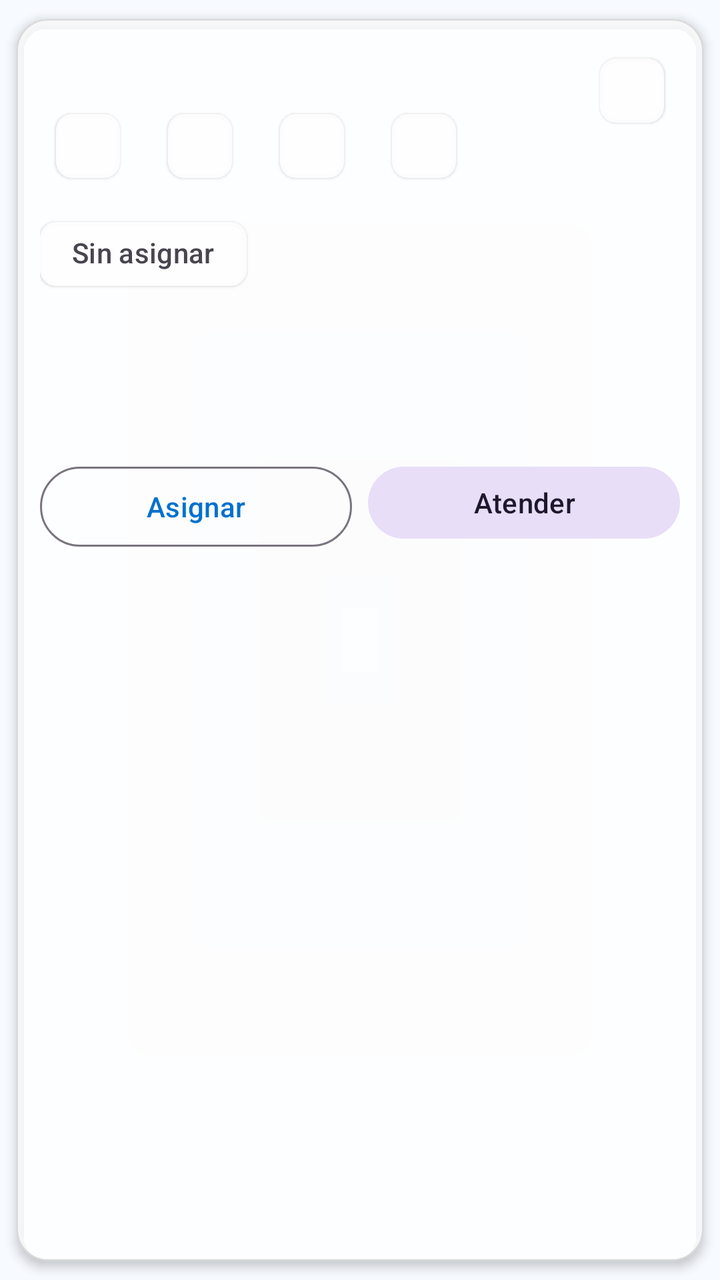
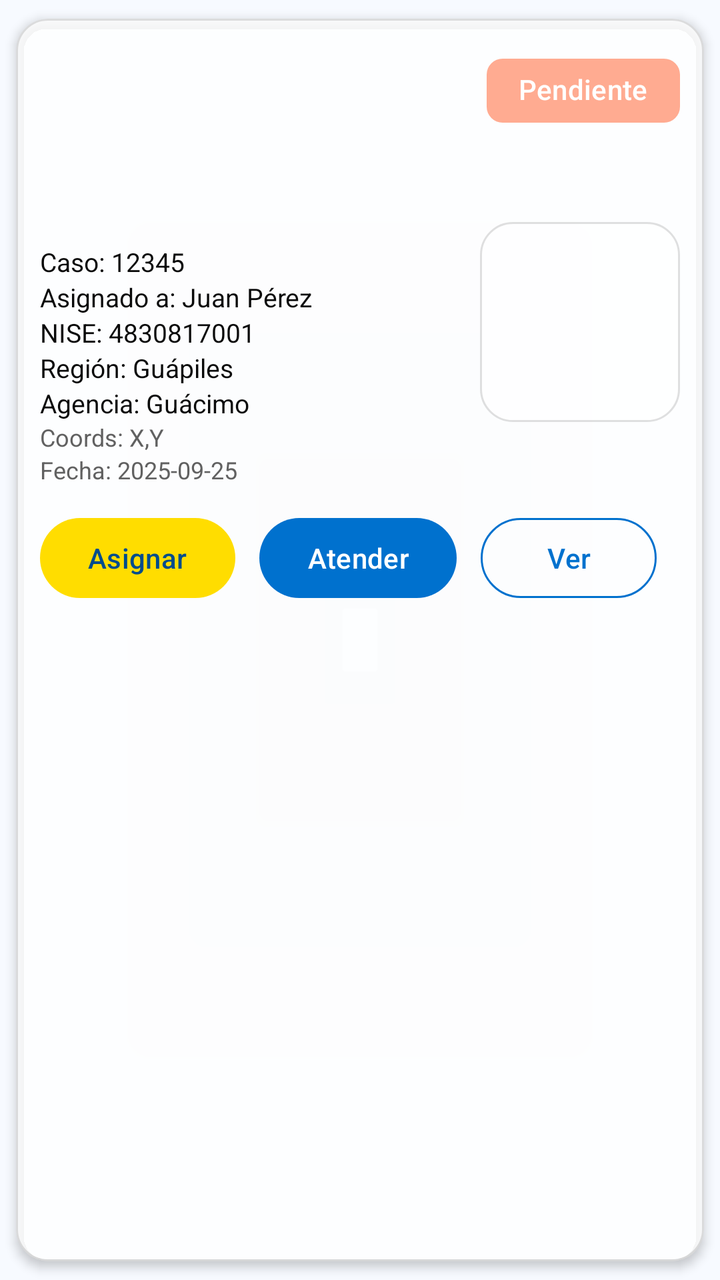

Two renders of the same Android screen: before a commit and after it. Below are the layout's source before the change and the commit's diff.
<!-- AndroidManifest.xml: application theme Theme.TecniAppICE -->
<!-- res/layout/item_averia.xml -->
<?xml version="1.0" encoding="utf-8"?>
<com.google.android.material.card.MaterialCardView
    xmlns:android="http://schemas.android.com/apk/res/android"
    xmlns:app="http://schemas.android.com/apk/res-auto"
    android:layout_width="match_parent"
    android:layout_height="wrap_content"
    android:layout_marginHorizontal="12dp"
    android:layout_marginVertical="8dp"
    app:cardCornerRadius="16dp"
    app:cardUseCompatPadding="true"
    app:strokeWidth="1dp"
    app:strokeColor="@color/outline_soft"
    app:cardBackgroundColor="@color/glass_light">

    <androidx.constraintlayout.widget.ConstraintLayout
        android:layout_width="match_parent"
        android:layout_height="wrap_content"
        android:padding="12dp">

        
        <TextView
            android:id="@+id/tvTitulo"
            android:layout_width="0dp"
            android:layout_height="wrap_content"
            android:textSize="16sp"
            android:textStyle="bold"
            app:layout_constraintEnd_toStartOf="@+id/chipEstado"
            app:layout_constraintStart_toStartOf="parent"
            app:layout_constraintTop_toTopOf="parent"
            app:layout_goneMarginEnd="8dp" />

        <com.google.android.material.chip.Chip
            android:id="@+id/chipEstado"
            style="@style/Widget.Material3.Chip.Assist.Elevated"
            android:layout_width="wrap_content"
            android:layout_height="wrap_content"
            app:layout_constraintEnd_toEndOf="parent"
            app:layout_constraintTop_toTopOf="@id/tvTitulo" />

        
        <com.google.android.material.chip.ChipGroup
            android:id="@+id/chipGroupMeta"
            android:layout_width="0dp"
            android:layout_height="wrap_content"
            android:layout_marginTop="6dp"
            app:layout_constraintEnd_toEndOf="parent"
            app:layout_constraintStart_toStartOf="parent"
            app:layout_constraintTop_toBottomOf="@id/tvTitulo">

            <com.google.android.material.chip.Chip
                android:id="@+id/chipCaso"
                style="@style/Widget.Material3.Chip.Assist.Elevated"
                android:layout_width="wrap_content"
                android:layout_height="wrap_content" />

            <com.google.android.material.chip.Chip
                android:id="@+id/chipNise"
                style="@style/Widget.Material3.Chip.Assist.Elevated"
                android:layout_width="wrap_content"
                android:layout_height="wrap_content" />

            <com.google.android.material.chip.Chip
                android:id="@+id/chipRegion"
                style="@style/Widget.Material3.Chip.Assist.Elevated"
                android:layout_width="wrap_content"
                android:layout_height="wrap_content" />

            <com.google.android.material.chip.Chip
                android:id="@+id/chipAgencia"
                style="@style/Widget.Material3.Chip.Assist.Elevated"
                android:layout_width="wrap_content"
                android:layout_height="wrap_content" />
        </com.google.android.material.chip.ChipGroup>

        
        <com.google.android.material.chip.Chip
            android:id="@+id/chipAsignadoA"
            style="@style/Widget.Material3.Chip.Suggestion.Elevated"
            android:layout_width="wrap_content"
            android:layout_height="wrap_content"
            android:layout_marginTop="6dp"
            android:text="@string/averia_sin_asignar"
            app:layout_constraintStart_toStartOf="parent"
            app:layout_constraintTop_toBottomOf="@id/chipGroupMeta" />

        
        <TextView
            android:id="@+id/tvCausa"
            android:layout_width="0dp"
            android:layout_height="wrap_content"
            android:layout_marginTop="6dp"
            android:textSize="14sp"
            app:layout_constraintEnd_toEndOf="parent"
            app:layout_constraintStart_toStartOf="parent"
            app:layout_constraintTop_toBottomOf="@id/chipAsignadoA" />

        
        <TextView
            android:id="@+id/tvObs"
            android:layout_width="0dp"
            android:layout_height="wrap_content"
            android:layout_marginTop="2dp"
            android:textSize="14sp"
            app:layout_constraintEnd_toEndOf="parent"
            app:layout_constraintStart_toStartOf="parent"
            app:layout_constraintTop_toBottomOf="@id/tvCausa" />

        
        <TextView
            android:id="@+id/tvCoords"
            android:layout_width="0dp"
            android:layout_height="wrap_content"
            android:layout_marginTop="6dp"
            android:alpha="0.8"
            android:textSize="12sp"
            app:layout_constraintEnd_toStartOf="@+id/tvFecha"
            app:layout_constraintStart_toStartOf="parent"
            app:layout_constraintTop_toBottomOf="@id/tvObs" />

        
        <TextView
            android:id="@+id/tvFecha"
            android:layout_width="wrap_content"
            android:layout_height="wrap_content"
            android:layout_marginTop="6dp"
            android:alpha="0.8"
            android:textSize="12sp"
            app:layout_constraintEnd_toEndOf="parent"
            app:layout_constraintTop_toBottomOf="@id/tvObs" />

        
        <LinearLayout
            android:id="@+id/layoutAcciones"
            android:layout_width="0dp"
            android:layout_height="wrap_content"
            android:layout_marginTop="10dp"
            android:baselineAligned="false"
            android:gravity="start"
            android:orientation="horizontal"
            app:layout_constraintBottom_toBottomOf="parent"
            app:layout_constraintEnd_toEndOf="parent"
            app:layout_constraintStart_toStartOf="parent"
            app:layout_constraintTop_toBottomOf="@id/tvCoords">

            
            <com.google.android.material.button.MaterialButton
                android:id="@+id/btnAsignar"
                style="?attr/materialButtonOutlinedStyle"
                android:layout_width="0dp"
                android:layout_height="wrap_content"
                android:layout_weight="1"
                android:contentDescription="@string/averia_asignar_desc"
                android:text="@string/averia_asignar" />

            
            <com.google.android.material.button.MaterialButton
                android:id="@+id/btnAtender"
                style="android:materialButtonTonalStyle"
                android:layout_width="0dp"
                android:layout_height="wrap_content"
                android:layout_marginStart="8dp"
                android:layout_weight="1"
                android:contentDescription="@string/averia_atender_desc"
                android:text="@string/averia_atender" />

            
            <com.google.android.material.button.MaterialButton
                android:id="@+id/btnCancelar"
                style="?attr/materialButtonOutlinedStyle"
                android:layout_width="0dp"
                android:layout_height="wrap_content"
                android:layout_marginStart="8dp"
                android:layout_weight="1"
                android:contentDescription="@string/averia_cancelar_desc"
                android:text="@string/averia_cancelar"
                android:visibility="gone" />
            
        </LinearLayout>

    </androidx.constraintlayout.widget.ConstraintLayout>
</com.google.android.material.card.MaterialCardView>
<!-- resources referenced by this layout -->
<resources>
  <color name="glass_light">#CCFFFFFF</color>
  <color name="outline_soft">#1F000000</color>
  <string name="averia_asignar">Asignar</string>
  <string name="averia_asignar_desc">Asignar esta avería al técnico actual</string>
  <string name="averia_atender">Atender</string>
  <string name="averia_atender_desc">Atender ahora (auto-asigna si es necesario)</string>
  <string name="averia_cancelar">Cancelar</string>
  <string name="averia_cancelar_desc">Cancelar asignación y regresar a Pendiente</string>
  <string name="averia_sin_asignar">Sin asignar</string>
  <style name="Theme.TecniAppICE" parent="Theme.Material3.DayNight.NoActionBar">
  
          
          <item name="colorPrimary">@color/ice_blue</item>
          <item name="colorOnPrimary">@color/white</item>
          <item name="colorSecondary">@color/ice_yellow</item>
          <item name="colorOnSecondary">@color/black</item>
  
          
          <item name="colorSurface">@color/surface_light</item>
          <item name="colorOnSurface">@color/on_light</item>
          <item name="colorSurfaceVariant">@color/surface_variant_light</item>
  
          
          <item name="colorError">@color/error_500</item>
          <item name="colorTertiary">@color/success_500</item>
  
          
          <item name="android:windowBackground">@color/bg_light</item>
          <item name="android:colorBackground">@color/bg_light</item>
          <item name="android:statusBarColor">@android:color/transparent</item>
          <item name="android:navigationBarColor">@android:color/transparent</item>
          <item name="android:windowLightStatusBar">true</item>
  
          
          <item name="materialCardViewStyle">@style/Tecni.Card</item>
          <item name="materialButtonStyle">@style/Tecni.Button</item>
          <item name="chipStyle">@style/Tecni.Chip</item>
          <item name="toolbarStyle">@style/Tecni.Toolbar</item>
      </style>
  <color name="ice_blue">#0071CE</color>
  <color name="white">#FFFFFFFF</color>
  <color name="ice_yellow">#FFDD00</color>
  <color name="black">#FF000000</color>
  <color name="surface_light">#CCFFFFFF</color>
  <color name="on_light">#0A0A0A</color>
  <color name="surface_variant_light">#EAF3FF</color>
  <color name="error_500">#D32F2F</color>
  <color name="success_500">#4CAF50</color>
  <color name="bg_light">#F7FAFF</color>
  <style name="Tecni.Card" parent="Widget.Material3.CardView.Elevated">
          <item name="cardCornerRadius">20dp</item>
          <item name="cardElevation">3dp</item>
          <item name="strokeWidth">0dp</item>
      </style>
  <style name="Tecni.Button" parent="Widget.Material3.Button.TonalButton">
          <item name="android:minHeight">44dp</item>
      </style>
  <style name="Tecni.Chip" parent="Widget.Material3.Chip.Filter">
          <item name="android:minHeight">36dp</item>
      </style>
  <style name="Tecni.Toolbar" parent="Widget.Material3.Toolbar">
          <item name="android:elevation">2dp</item>
      </style>
</resources>

<!-- the commit's change to res/layout/item_averia.xml (unified diff, before → after) -->
@@ -24,157 +24,185 @@
             android:layout_height="wrap_content"
             android:textSize="16sp"
             android:textStyle="bold"
+            android:textColor="@color/on_light"
+            android:maxLines="1"
+            android:ellipsize="end"
             app:layout_constraintEnd_toStartOf="@+id/chipEstado"
             app:layout_constraintStart_toStartOf="parent"
-            app:layout_constraintTop_toTopOf="parent"
-            app:layout_goneMarginEnd="8dp" />
+            app:layout_constraintTop_toTopOf="parent" />
 
         <com.google.android.material.chip.Chip
             android:id="@+id/chipEstado"
-            style="@style/Widget.Material3.Chip.Assist.Elevated"
+            style="@style/Tecni.Chip.Pendiente"
             android:layout_width="wrap_content"
             android:layout_height="wrap_content"
+            android:text="Pendiente"
             app:layout_constraintEnd_toEndOf="parent"
             app:layout_constraintTop_toTopOf="@id/tvTitulo" />
 
         
-        <com.google.android.material.chip.ChipGroup
-            android:id="@+id/chipGroupMeta"
-            android:layout_width="0dp"
-            android:layout_height="wrap_content"
-            android:layout_marginTop="6dp"
+
+        
+        <ImageView
+            android:id="@+id/imgMapa"
+            android:layout_width="100dp"
+            android:layout_height="100dp"
+            android:layout_marginTop="68dp"
+            android:background="@drawable/bg_rounded_mapa"
+            android:contentDescription="Mapa de ubicación"
+            android:scaleType="centerCrop"
             app:layout_constraintEnd_toEndOf="parent"
-            app:layout_constraintStart_toStartOf="parent"
-            app:layout_constraintTop_toBottomOf="@id/tvTitulo">
-
-            <com.google.android.material.chip.Chip
-                android:id="@+id/chipCaso"
-                style="@style/Widget.Material3.Chip.Assist.Elevated"
-                android:layout_width="wrap_content"
-                android:layout_height="wrap_content" />
-
-            <com.google.android.material.chip.Chip
-                android:id="@+id/chipNise"
-                style="@style/Widget.Material3.Chip.Assist.Elevated"
-                android:layout_width="wrap_content"
-                android:layout_height="wrap_content" />
-
-            <com.google.android.material.chip.Chip
-                android:id="@+id/chipRegion"
-                style="@style/Widget.Material3.Chip.Assist.Elevated"
-                android:layout_width="wrap_content"
-                android:layout_height="wrap_content" />
-
-            <com.google.android.material.chip.Chip
-                android:id="@+id/chipAgencia"
-                style="@style/Widget.Material3.Chip.Assist.Elevated"
-                android:layout_width="wrap_content"
-                android:layout_height="wrap_content" />
-        </com.google.android.material.chip.ChipGroup>
-
-        
-        <com.google.android.material.chip.Chip
-            android:id="@+id/chipAsignadoA"
-            style="@style/Widget.Material3.Chip.Suggestion.Elevated"
-            android:layout_width="wrap_content"
-            android:layout_height="wrap_content"
-            android:layout_marginTop="6dp"
-            android:text="@string/averia_sin_asignar"
-            app:layout_constraintStart_toStartOf="parent"
-            app:layout_constraintTop_toBottomOf="@id/chipGroupMeta" />
-
-        
+            app:layout_constraintTop_toBottomOf="@id/tvTitulo" />
+
         <TextView
             android:id="@+id/tvCausa"
             android:layout_width="0dp"
             android:layout_height="wrap_content"
             android:layout_marginTop="6dp"
             android:textSize="14sp"
-            app:layout_constraintEnd_toEndOf="parent"
-            app:layout_constraintStart_toStartOf="parent"
-            app:layout_constraintTop_toBottomOf="@id/chipAsignadoA" />
+            android:textColor="@color/on_light"
+            app:layout_constraintEnd_toStartOf="@id/imgMapa"
+            app:layout_constraintStart_toStartOf="parent"
+            app:layout_constraintTop_toBottomOf="@id/chipEstado" />
 
         
         <TextView
             android:id="@+id/tvObs"
             android:layout_width="0dp"
             android:layout_height="wrap_content"
-            android:layout_marginTop="2dp"
-            android:textSize="14sp"
-            app:layout_constraintEnd_toEndOf="parent"
-            app:layout_constraintStart_toStartOf="parent"
-            app:layout_constraintTop_toBottomOf="@id/tvCausa" />
+            android:layout_marginTop="4dp"
+            android:textSize="13sp"
+            android:textColor="@color/on_light"
+            android:maxLines="3"
+            android:ellipsize="end"
+            app:layout_constraintTop_toBottomOf="@id/tvCausa"
+            app:layout_constraintStart_toStartOf="parent"
+            app:layout_constraintEnd_toStartOf="@id/imgMapa" />
+
+        
+        <TextView
+            android:id="@+id/tvCaso"
+            android:layout_width="0dp"
+            android:layout_height="wrap_content"
+            android:layout_marginTop="6dp"
+            android:text="Caso: 12345"
+            android:textSize="13sp"
+            android:textColor="@color/on_light"
+            app:layout_constraintTop_toBottomOf="@id/tvObs"
+            app:layout_constraintStart_toStartOf="parent"
+            app:layout_constraintEnd_toStartOf="@id/imgMapa" />
+
+        <TextView
+            android:id="@+id/tvAsignado"
+            android:layout_width="0dp"
+            android:layout_height="wrap_content"
+            android:text="Asignado a: Juan Pérez"
+            android:textSize="13sp"
+            android:textColor="@color/on_light"
+            app:layout_constraintTop_toBottomOf="@id/tvCaso"
+            app:layout_constraintStart_toStartOf="parent"
+            app:layout_constraintEnd_toStartOf="@id/imgMapa" />
+
+        <TextView
+            android:id="@+id/tvNise"
+            android:layout_width="0dp"
+            android:layout_height="wrap_content"
+            android:text="NISE: 4830817001"
+            android:textSize="13sp"
+            android:textColor="@color/on_light"
+            app:layout_constraintTop_toBottomOf="@id/tvAsignado"
+            app:layout_constraintStart_toStartOf="parent"
+            app:layout_constraintEnd_toStartOf="@id/imgMapa" />
+
+        <TextView
+            android:id="@+id/tvRegion"
+            android:layout_width="0dp"
+            android:layout_height="wrap_content"
+            android:text="Región: Guápiles"
+            android:textSize="13sp"
+            android:textColor="@color/on_light"
+            app:layout_constraintTop_toBottomOf="@id/tvNise"
+            app:layout_constraintStart_toStartOf="parent"
+            app:layout_constraintEnd_toStartOf="@id/imgMapa" />
+
+        <TextView
+            android:id="@+id/tvAgencia"
+            android:layout_width="0dp"
+            android:layout_height="wrap_content"
+            android:text="Agencia: Guácimo"
+            android:textSize="13sp"
+            android:textColor="@color/on_light"
+            app:layout_constraintTop_toBottomOf="@id/tvRegion"
+            app:layout_constraintStart_toStartOf="parent"
+            app:layout_constraintEnd_toStartOf="@id/imgMapa" />
 
         
         <TextView
             android:id="@+id/tvCoords"
             android:layout_width="0dp"
             android:layout_height="wrap_content"
-            android:layout_marginTop="6dp"
-            android:alpha="0.8"
+            android:text="Coords: X,Y"
             android:textSize="12sp"
-            app:layout_constraintEnd_toStartOf="@+id/tvFecha"
-            app:layout_constraintStart_toStartOf="parent"
-            app:layout_constraintTop_toBottomOf="@id/tvObs" />
-
-        
+            android:textColor="@color/dark_gray"
+            app:layout_constraintTop_toBottomOf="@id/tvAgencia"
+            app:layout_constraintStart_toStartOf="parent"
+            app:layout_constraintEnd_toStartOf="@id/imgMapa" />
+
         <TextView
             android:id="@+id/tvFecha"
-            android:layout_width="wrap_content"
-            android:layout_height="wrap_content"
-            android:layout_marginTop="6dp"
-            android:alpha="0.8"
+            android:layout_width="0dp"
+            android:layout_height="wrap_content"
+            android:text="Fecha: 2025-09-25"
             android:textSize="12sp"
-            app:layout_constraintEnd_toEndOf="parent"
-            app:layout_constraintTop_toBottomOf="@id/tvObs" />
+            android:textColor="@color/dark_gray"
+            app:layout_constraintTop_toBottomOf="@id/tvCoords"
+            app:layout_constraintStart_toStartOf="parent"
+            app:layout_constraintEnd_toStartOf="@id/imgMapa" />
 
         
         <LinearLayout
             android:id="@+id/layoutAcciones"
             android:layout_width="0dp"
             android:layout_height="wrap_content"
-            android:layout_marginTop="10dp"
-            android:baselineAligned="false"
+            android:layout_marginTop="12dp"
             android:gravity="start"
             android:orientation="horizontal"
-            app:layout_constraintBottom_toBottomOf="parent"
+            app:layout_constraintTop_toBottomOf="@id/tvFecha"
+            app:layout_constraintStart_toStartOf="parent"
             app:layout_constraintEnd_toEndOf="parent"
-            app:layout_constraintStart_toStartOf="parent"
-            app:layout_constraintTop_toBottomOf="@id/tvCoords">
-
-            
+            app:layout_constraintBottom_toBottomOf="parent">
+
             <com.google.android.material.button.MaterialButton
                 android:id="@+id/btnAsignar"
-                style="?attr/materialButtonOutlinedStyle"
-                android:layout_width="0dp"
+                style="@style/Widget.Material3.Button"
+                android:layout_width="wrap_content"
                 android:layout_height="wrap_content"
-                android:layout_weight="1"
-                android:contentDescription="@string/averia_asignar_desc"
-                android:text="@string/averia_asignar" />
-
-            
+                android:text="Asignar"
+                android:textAllCaps="false"
+                app:backgroundTint="@color/ice_yellow"
+                android:textColor="@color/ice_blue_dark" />
+
             <com.google.android.material.button.MaterialButton
                 android:id="@+id/btnAtender"
-                style="android:materialButtonTonalStyle"
-                android:layout_width="0dp"
+                style="@style/Widget.Material3.Button"
+                android:layout_marginStart="12dp"
+                android:layout_width="wrap_content"
                 android:layout_height="wrap_content"
-                android:layout_marginStart="8dp"
-                android:layout_weight="1"
-                android:contentDescription="@string/averia_atender_desc"
-                android:text="@string/averia_atender" />
-
-            
+                android:text="Atender"
+                android:textAllCaps="false"
+                app:backgroundTint="@color/ice_blue"
+                android:textColor="@color/white" />
+
             <com.google.android.material.button.MaterialButton
-                android:id="@+id/btnCancelar"
-                style="?attr/materialButtonOutlinedStyle"
-                android:layout_width="0dp"
+                android:id="@+id/btnVer"
+                style="@style/Widget.Material3.Button.OutlinedButton"
+                android:layout_marginStart="12dp"
+                android:layout_width="wrap_content"
                 android:layout_height="wrap_content"
-                android:layout_marginStart="8dp"
-                android:layout_weight="1"
-                android:contentDescription="@string/averia_cancelar_desc"
-                android:text="@string/averia_cancelar"
-                android:visibility="gone" />
-            
+                android:text="Ver"
+                android:textAllCaps="false"
+                app:strokeColor="@color/ice_blue"
+                android:textColor="@color/ice_blue" />
         </LinearLayout>
 
     </androidx.constraintlayout.widget.ConstraintLayout>
<!-- resource entries referenced after the edit -->
@@ -1,14 +1,8 @@
 <!-- resources referenced by this layout -->
 <resources>
+  <color name="dark_gray">#616161</color>
   <color name="glass_light">#CCFFFFFF</color>
   <color name="outline_soft">#1F000000</color>
-  <string name="averia_asignar">Asignar</string>
-  <string name="averia_asignar_desc">Asignar esta avería al técnico actual</string>
-  <string name="averia_atender">Atender</string>
-  <string name="averia_atender_desc">Atender ahora (auto-asigna si es necesario)</string>
-  <string name="averia_cancelar">Cancelar</string>
-  <string name="averia_cancelar_desc">Cancelar asignación y regresar a Pendiente</string>
-  <string name="averia_sin_asignar">Sin asignar</string>
   <style name="Theme.TecniAppICE" parent="Theme.Material3.DayNight.NoActionBar">
   
           
@@ -39,8 +33,43 @@
           <item name="chipStyle">@style/Tecni.Chip</item>
           <item name="toolbarStyle">@style/Tecni.Toolbar</item>
       </style>
+  <style name="Tecni.Chip.Base" parent="Widget.Material3.Chip.Assist">
+          <item name="android:minHeight">36dp</item>
+          <item name="chipStrokeWidth">0dp</item>
+      </style>
+  <color name="chip_pendiente">#FFAB91</color>
   <color name="ice_blue">#0071CE</color>
+  <color name="ice_blue_dark">#004C8C</color>
   <color name="white">#FFFFFFFF</color>
+  <!-- drawable bg_rounded_mapa (drawable) -->
+  <?xml version="1.0" encoding="utf-8"?>
+  <shape xmlns:android="http://schemas.android.com/apk/res/android"
+      android:shape="rectangle">
+  
+      
+      <solid android:color="@color/glass_light" />
+  
+  
+      
+      <corners android:radius="16dp" />
+  
+      
+      <stroke
+          android:width="1dp"
+          android:color="@color/outline_soft" />
+  
+      
+      <padding
+          android:left="8dp"
+          android:top="8dp"
+          android:right="8dp"
+          android:bottom="8dp" />
+  </shape>
+  <style name="Tecni.Chip.Pendiente" parent="Tecni.Chip.Base">
+          <item name="chipBackgroundColor">@color/chip_pendiente</item>
+          <item name="chipIconTint">@android:color/white</item>
+          <item name="android:textColor">@android:color/white</item>
+      </style>
   <color name="ice_yellow">#FFDD00</color>
   <color name="black">#FF000000</color>
   <color name="surface_light">#CCFFFFFF</color>
